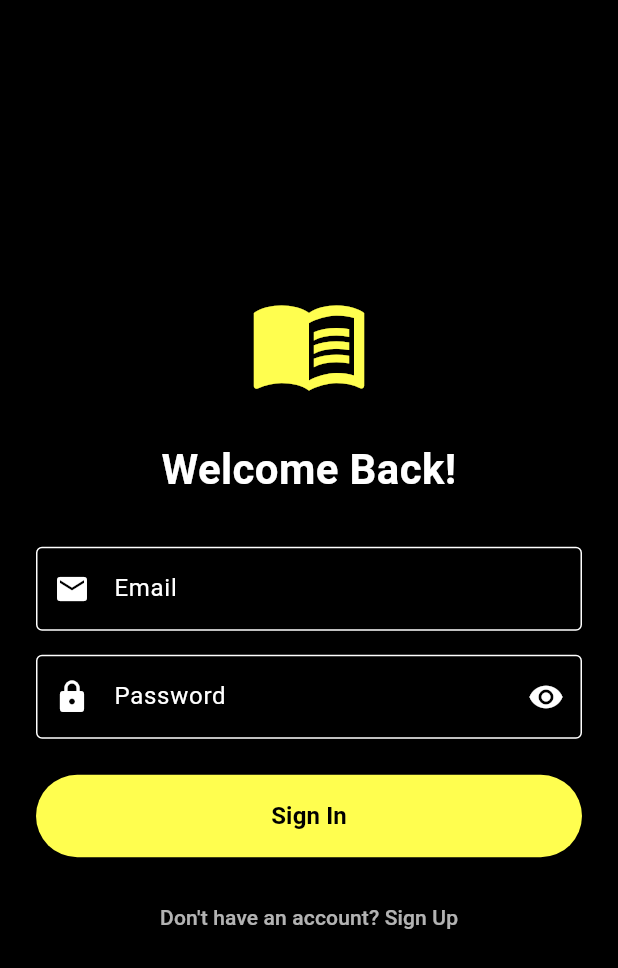
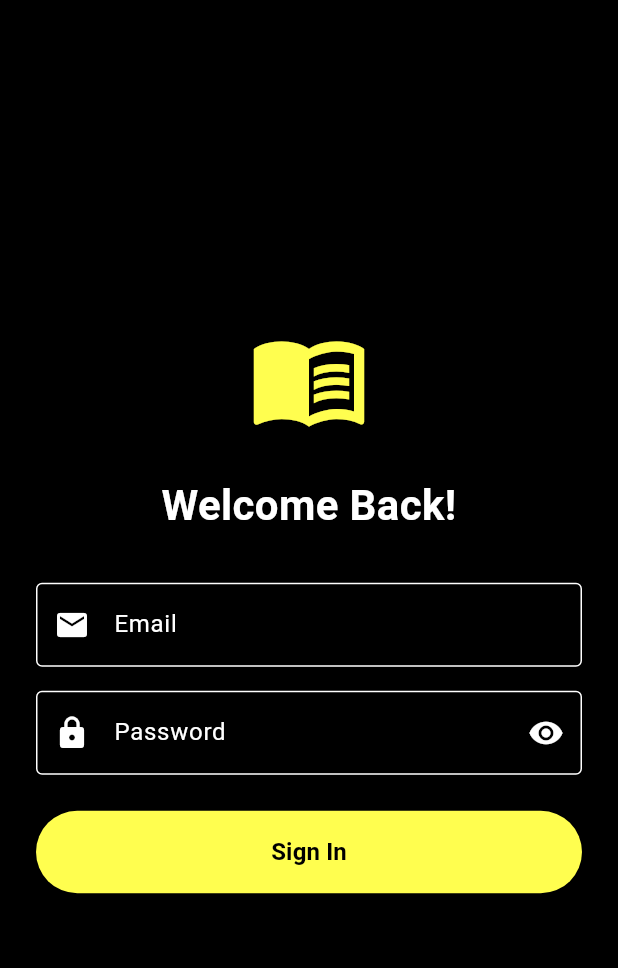
Before and after one commit to LucasSimoesSilva/manga-tracker, a Flutter app: the screen it shows after launch, on a phone screen of 412 x 824 dp. Shown: the top 968 px of the screen. Run offline on Flutter 3.47's test engine with Material 3 defaults, Android fonts, the phone set to English and light mode, and no system bars; our stand-ins replace shared_preferences, supabase_flutter; accounts and stored records are empty.

Commit message:
feat(ui): relocate search to appbar and disable registration toggle
- Move search/add button from FloatingActionButton to AppBar actions.
- Comment signup lines

```diff
--- a/lib/screens/login_screen.dart
+++ b/lib/screens/login_screen.dart
@@ -135,19 +135,20 @@ class _LoginScreenState extends State<LoginScreen> {
                       ),
               ),
               const SizedBox(height: 16),
-              TextButton(
-                onPressed: () {
-                  setState(() {
-                    _isLogin = !_isLogin;
-                  });
-                },
-                child: Text(
-                  _isLogin
-                      ? "Don't have an account? Sign Up"
-                      : "Already have an account? Sign In",
-                  style: const TextStyle(color: Colors.white70),
-                ),
-              ),
+              // If you want to active sign up in your deploy, just uncomment the lines below
+              // TextButton(
+              //   onPressed: () {
+              //     setState(() {
+              //       _isLogin = !_isLogin;
+              //     });
+              //   },
+              //   child: Text(
+              //     _isLogin
+              //         ? "Don't have an account? Sign Up"
+              //         : "Already have an account? Sign In",
+              //     style: const TextStyle(color: Colors.white70),
+              //   ),
+              // ),
             ],
           ),
         ),
--- a/lib/screens/reading_screen.dart
+++ b/lib/screens/reading_screen.dart
@@ -82,7 +82,7 @@ class _ReadingMangaCardState extends State<ReadingMangaCard> {
 
   void _triggerFlash() {
     setState(() {
-      _cardColor = const Color(0x33FFFFFE4F);
+      _cardColor = const Color(0x33fffffe4f);
     });
     Future.delayed(const Duration(milliseconds: 150), () {
       if (mounted) {
```
